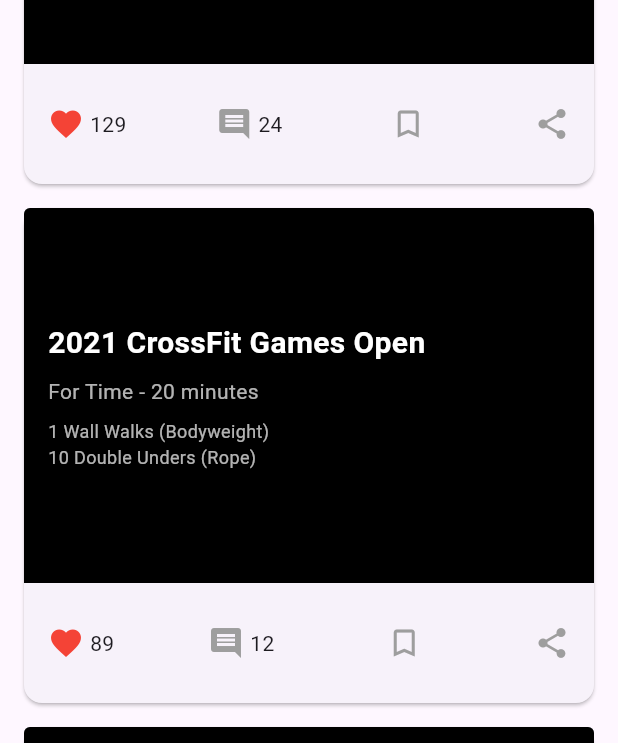
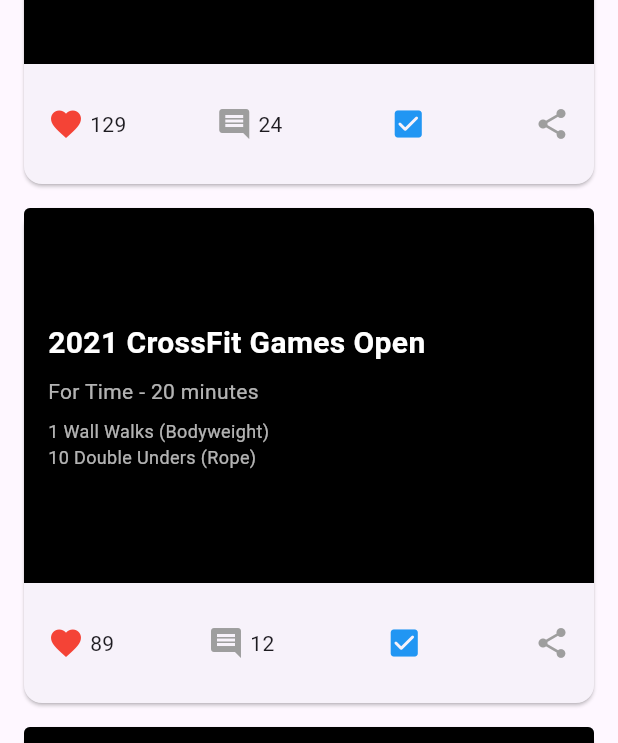
Before and after one commit to FilipNajdoski/Workout, a Flutter app: the WorkoutListScreen screen opened directly, on a phone screen of 412 x 824 dp. Shown: the part 407-1150 px from the top of the screen. Run offline on Flutter 3.47's test engine with Material 3 defaults, Android fonts, the phone set to English and light mode, and no system bars; our stand-ins replace calendar_timeline, pedometer, shared_preferences; accounts and stored records are empty.

Commit message:
workout in dashboard added by date

```diff
--- a/frontend/lib/dashboard screen/dashboard_screen.dart
+++ b/frontend/lib/dashboard screen/dashboard_screen.dart
@@ -1,10 +1,13 @@
 import 'package:flutter/material.dart';
+import 'package:frontend/providers/workout_provider.dart';
 import 'package:frontend/widgets/step_counter.dart';
+import 'package:frontend/widgets/workout_card.dart';
 import 'package:shared_preferences/shared_preferences.dart';
 import 'dart:convert';
 import 'package:pedometer/pedometer.dart';
 import 'dart:async';
 import 'package:calendar_timeline/calendar_timeline.dart';
+import 'package:provider/provider.dart';
 
 class DashboardScreen extends StatefulWidget {
   @override
@@ -60,6 +63,19 @@ class _DashboardScreenState extends State<DashboardScreen> {
 
   @override
   Widget build(BuildContext context) {
+    final workoutProvider = Provider.of<WorkoutProvider>(context);
+    final filteredWorkouts = workoutProvider.workouts
+        .where((workout) => workout.dateAssigned == selectedDate)
+        .toList();
+
+    final dailyWorkout =
+        filteredWorkouts.isNotEmpty ? filteredWorkouts.first : null;
+    // Find the index in the original list
+    final workoutIndex = dailyWorkout != null
+        ? workoutProvider.workouts
+            .indexWhere((workout) => workout == dailyWorkout)
+        : -1;
+
     return Center(
       child: Column(
         crossAxisAlignment: CrossAxisAlignment.center,
@@ -102,6 +118,21 @@ class _DashboardScreenState extends State<DashboardScreen> {
             selectableDayPredicate: (date) => date.day != 23,
             locale: 'en',
           ),
+          dailyWorkout != null
+              ? Expanded(
+                  child: SingleChildScrollView(
+                    child: Column(
+                      children: [
+                        WorkoutCard(
+                            workout: dailyWorkout,
+                            onMarkAsDone: () {
+                              workoutProvider.toggleMarkAsDone(workoutIndex);
+                            })
+                      ],
+                    ),
+                  ),
+                )
+              : Text("No workout for selected date"),
         ],
       ),
     );
--- a/frontend/lib/models/workout.dart
+++ b/frontend/lib/models/workout.dart
@@ -1,5 +1,6 @@
 class Workout {
   final String mainTitle;
+  final String group;
   final String wodTitle;
   final String wodType;
   final String wodTime;
@@ -8,9 +9,11 @@ class Workout {
   final int comments;
   final bool isMarkedAsDone;
   final String imageUrl;
+  final DateTime? dateAssigned;
 
-  Workout({
-    required this.mainTitle,
+  Workout(
+      {required this.mainTitle,
+      required this.group,
       required this.wodTitle,
       required this.wodType,
       required this.wodTime,
@@ -19,7 +22,7 @@ class Workout {
       required this.comments,
       this.isMarkedAsDone = false,
       this.imageUrl = "",
-  });
+      this.dateAssigned});
 }
 
 class Movement {
--- a/frontend/lib/providers/workout_provider.dart
+++ b/frontend/lib/providers/workout_provider.dart
@@ -5,6 +5,7 @@ class WorkoutProvider with ChangeNotifier {
   final List<Workout> _workouts = [
     Workout(
         mainTitle: "2013 CrossFit Games Open",
+        group: "Advanced",
         wodTitle: "OPEN 13.2",
         wodType: "AMRAP",
         wodTime: "10 minutes",
@@ -15,9 +16,10 @@ class WorkoutProvider with ChangeNotifier {
         ],
         likes: 129,
         comments: 24,
-    ),
+        dateAssigned: DateTime(2025, 02, 14)),
     Workout(
       mainTitle: "2021 CrossFit Games Open",
+      group: "Advanced",
       wodTitle: "OPEN 21.1",
       wodType: "For Time",
       wodTime: "20 minutes",
@@ -27,9 +29,11 @@ class WorkoutProvider with ChangeNotifier {
       ],
       likes: 89,
       comments: 12,
+      dateAssigned: DateTime(2025, 02, 15),
     ),
     Workout(
       mainTitle: "2013 CrossFit Games Open",
+      group: "Intermediate",
       wodTitle: "OPEN 13.2",
       wodType: "AMRAP",
       wodTime: "10 minutes",
@@ -40,9 +44,11 @@ class WorkoutProvider with ChangeNotifier {
       ],
       likes: 129,
       comments: 24,
+      dateAssigned: DateTime(2025, 02, 16),
     ),
     Workout(
       mainTitle: "2021 CrossFit Games Open",
+      group: "Beginner",
       wodTitle: "OPEN 21.1",
       wodType: "For Time",
       wodTime: "20 minutes",
@@ -52,9 +58,11 @@ class WorkoutProvider with ChangeNotifier {
       ],
       likes: 89,
       comments: 12,
+      dateAssigned: DateTime(2025, 02, 17),
     ),
     Workout(
       mainTitle: "2013 CrossFit Games Open",
+      group: "Intermediate",
       wodTitle: "OPEN 13.2",
       wodType: "AMRAP",
       wodTime: "10 minutes",
@@ -65,9 +73,11 @@ class WorkoutProvider with ChangeNotifier {
       ],
       likes: 129,
       comments: 24,
+      dateAssigned: DateTime(2025, 02, 18),
     ),
     Workout(
       mainTitle: "2021 CrossFit Games Open",
+      group: "Beginner",
       wodTitle: "OPEN 21.1",
       wodType: "For Time",
       wodTime: "20 minutes",
@@ -77,9 +87,11 @@ class WorkoutProvider with ChangeNotifier {
       ],
       likes: 89,
       comments: 12,
+      dateAssigned: DateTime(2025, 02, 19),
     ),
     Workout(
       mainTitle: "2013 CrossFit Games Open",
+      group: "Advanced",
       wodTitle: "OPEN 13.2",
       wodType: "AMRAP",
       wodTime: "10 minutes",
@@ -90,9 +102,11 @@ class WorkoutProvider with ChangeNotifier {
       ],
       likes: 129,
       comments: 24,
+      dateAssigned: DateTime(2025, 02, 20),
     ),
     Workout(
       mainTitle: "2021 CrossFit Games Open",
+      group: "Advanced",
       wodTitle: "OPEN 21.1",
       wodType: "For Time",
       wodTime: "20 minutes",
@@ -102,6 +116,7 @@ class WorkoutProvider with ChangeNotifier {
       ],
       likes: 89,
       comments: 12,
+      dateAssigned: DateTime(2025, 02, 21),
     ),
   ];
 
@@ -110,6 +125,7 @@ class WorkoutProvider with ChangeNotifier {
   void toggleMarkAsDone(int index) {
     _workouts[index] = Workout(
         mainTitle: _workouts[index].mainTitle,
+        group: _workouts[index].group,
         wodTitle: _workouts[index].wodTitle,
         wodType: _workouts[index].wodType,
         wodTime: _workouts[index].wodTime,
@@ -117,7 +133,7 @@ class WorkoutProvider with ChangeNotifier {
         likes: _workouts[index].likes,
         comments: _workouts[index].comments,
         isMarkedAsDone: !_workouts[index].isMarkedAsDone,
-    );
+        dateAssigned: _workouts[index].dateAssigned);
     notifyListeners();
   }
 }
--- a/frontend/lib/widgets/workout_card.dart
+++ b/frontend/lib/widgets/workout_card.dart
@@ -2,12 +2,12 @@ import 'package:flutter/material.dart';
 import 'package:frontend/models/workout.dart';
 
 class WorkoutCard extends StatelessWidget {
-  final Workout workout;
+  final Workout? workout;
   final VoidCallback? onMarkAsDone;
 
   const WorkoutCard({
     Key? key,
-    required this.workout,
+    this.workout,
     this.onMarkAsDone,
   }) : super(key: key);
 
@@ -23,8 +23,8 @@ class WorkoutCard extends StatelessWidget {
                 height: 250,
                 decoration: BoxDecoration(
                   image: DecorationImage(
-                    image: workout.imageUrl.isNotEmpty
-                        ? NetworkImage(workout.imageUrl) // Load from network
+                    image: workout!.imageUrl.isNotEmpty
+                        ? NetworkImage(workout!.imageUrl) // Load from network
                         : AssetImage('assets/images/image1.jpg')
                             as ImageProvider, // Load from assets
                     fit: BoxFit.cover,
@@ -49,7 +49,7 @@ class WorkoutCard extends StatelessWidget {
                     mainAxisAlignment: MainAxisAlignment.center,
                     children: [
                       Text(
-                        workout.mainTitle,
+                        workout!.mainTitle,
                         style: const TextStyle(
                           color: Colors.white,
                           fontSize: 20,
@@ -65,14 +65,14 @@ class WorkoutCard extends StatelessWidget {
                       ),
                       const SizedBox(height: 8),
                       Text(
-                        "${workout.wodType} - ${workout.wodTime}",
+                        "${workout!.wodType} - ${workout!.wodTime}",
                         style: const TextStyle(
                           color: Colors.white70,
                           fontSize: 14,
                         ),
                       ),
                       const SizedBox(height: 8),
-                      ...workout.movements.map(
+                      ...workout!.movements.map(
                         (movement) => Text(
                           "${movement.reps} ${movement.name} (${movement.weight})",
                           style: const TextStyle(
@@ -96,22 +96,22 @@ class WorkoutCard extends StatelessWidget {
                   children: [
                     const Icon(Icons.favorite, color: Colors.red),
                     const SizedBox(width: 4),
-                    Text(workout.likes.toString()),
+                    Text(workout!.likes.toString()),
                   ],
                 ),
                 Row(
                   children: [
                     const Icon(Icons.comment, color: Colors.grey),
                     const SizedBox(width: 4),
-                    Text(workout.comments.toString()),
+                    Text(workout!.comments.toString()),
                   ],
                 ),
                 IconButton(
                   icon: Icon(
-                    workout.isMarkedAsDone
-                        ? Icons.bookmark
-                        : Icons.bookmark_border,
-                    color: workout.isMarkedAsDone ? Colors.blue : Colors.grey,
+                    workout!.isMarkedAsDone
+                        ? Icons.check_box_outlined
+                        : Icons.check_box_rounded,
+                    color: workout!.isMarkedAsDone ? Colors.grey : Colors.blue,
                   ),
                   onPressed: onMarkAsDone,
                 ),
--- a/frontend/lib/workouts/workout_screen.dart
+++ b/frontend/lib/workouts/workout_screen.dart
@@ -11,7 +11,7 @@ class WorkoutListScreen extends StatelessWidget {
     return Scaffold(
       appBar: AppBar(
         title: Text("WOD's"),
-        automaticallyImplyLeading: true, // This enables the back button
+        automaticallyImplyLeading: true,
       ),
       body: ListView.builder(
         itemCount: workoutProvider.workouts.length,
```
Lines whose indentation alone changed are shown as unchanged.
